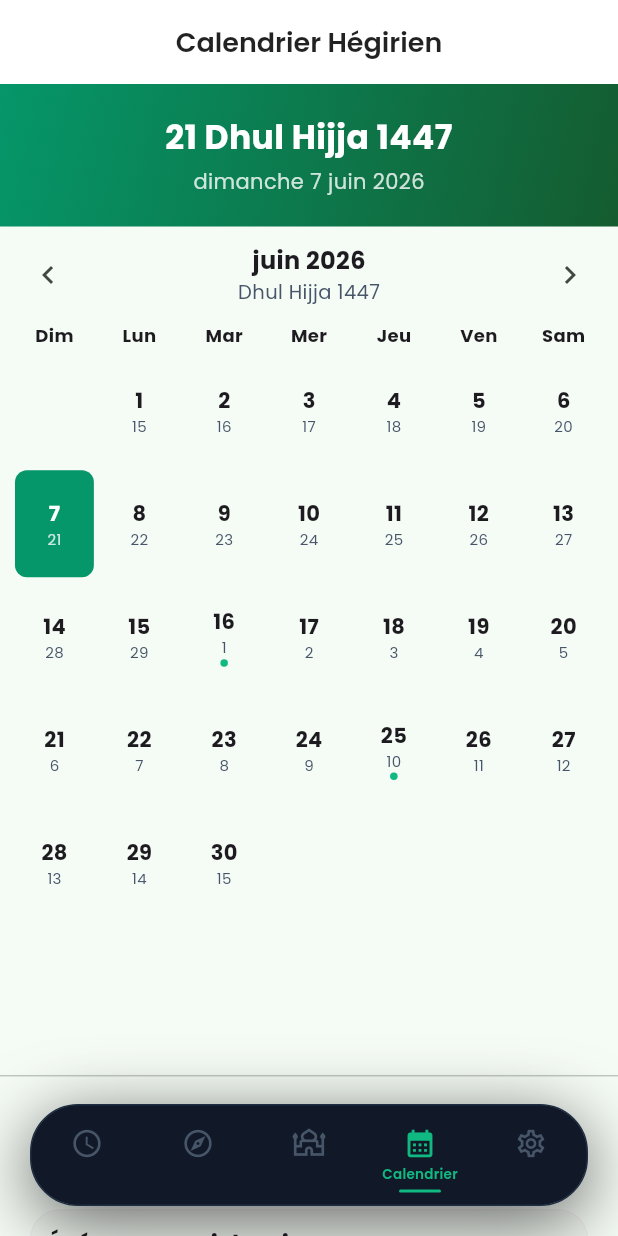
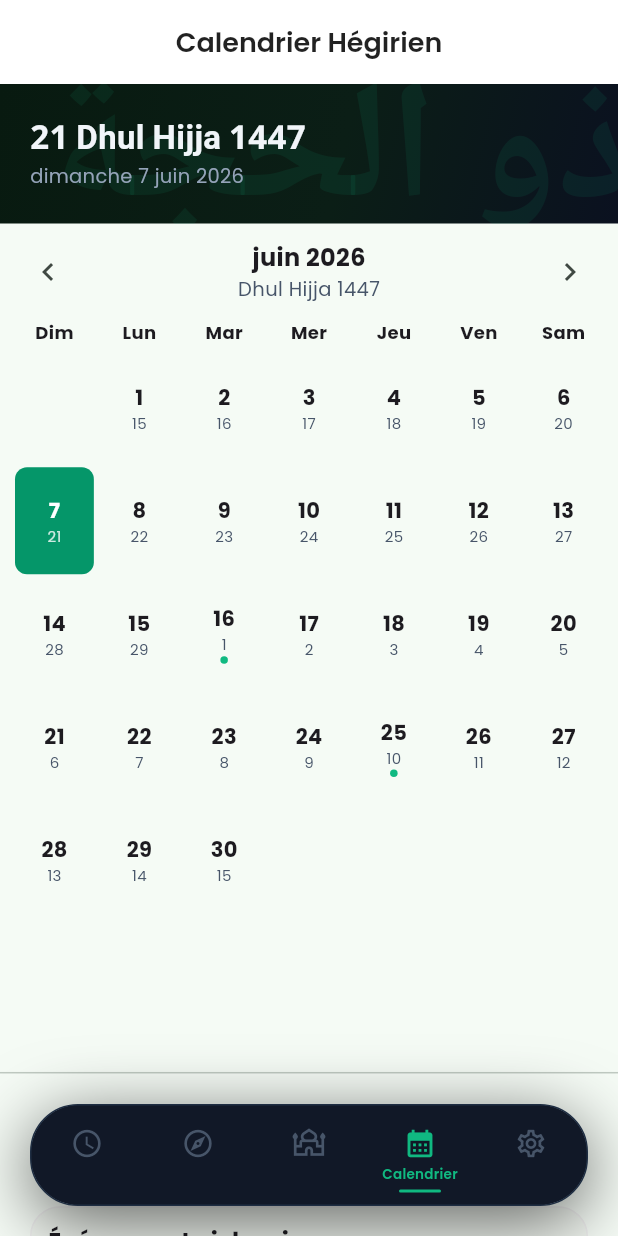
Before and after one commit to Curry-976/salah, a Flutter app: the screen it shows after launch, item 4 of the bottom bar chosen, on a phone screen of 412 x 824 dp. Run offline on Flutter 3.47's test engine with Material 3 defaults, Android fonts, the phone set to English and light mode, and no system bars; drawn by our look-alikes of flutter_animate; our stand-ins replace adhan, flutter_compass, flutter_local_notifications, flutter_map, geocoding, geolocator and 4 more; missing offline and left inert: flutter_qiblah; network calls fail; statements that could not run were skipped.

Commit message:
feat: calendar header — watermark typographique du mois hégirien en arabe

```diff
--- a/lib/screens/calendar_screen.dart
+++ b/lib/screens/calendar_screen.dart
@@ -1,4 +1,5 @@
 import 'package:flutter/material.dart';
+import 'package:flutter_animate/flutter_animate.dart';
 import 'package:intl/intl.dart';
 import '../utils/hijri_converter.dart';
 import '../utils/theme.dart';
@@ -67,29 +68,62 @@ class _HijriHeader extends StatelessWidget {
   Widget build(BuildContext context) {
     return Container(
       width: double.infinity,
-      padding: const EdgeInsets.symmetric(vertical: 20, horizontal: 16),
+      clipBehavior: Clip.hardEdge,
       decoration: const BoxDecoration(
         gradient: LinearGradient(
-          colors: [AppColors.green, Color(0xFF145C30)],
+          colors: [Color(0xFF081A10), Color(0xFF0B1E16), AppColors.bgDark],
           begin: Alignment.topLeft,
           end: Alignment.bottomRight,
+          stops: [0.0, 0.55, 1.0],
         ),
       ),
+      child: Stack(
+        children: [
+          // Watermark: Arabic month name, large, low-opacity, clipped at top-right
+          Positioned(
+            right: -8,
+            top: -10,
+            child: Text(
+              hijri.arabicMonthName,
+              style: AppFonts.arabic(
+                color: AppColors.greenLight.withOpacity(0.09),
+                fontSize: 112,
+                fontWeight: FontWeight.bold,
+                height: 1,
+              ),
+              textDirection: TextDirection.rtl,
+            ).animate().fadeIn(duration: 700.ms, curve: Curves.easeOut),
+          ),
+          // Content
+          Padding(
+            padding: const EdgeInsets.fromLTRB(20, 22, 20, 22),
             child: Column(
+              crossAxisAlignment: CrossAxisAlignment.start,
               children: [
                 Text(
                   hijri.format(),
-            style: const TextStyle(
-              color: Colors.white,
+                  style: AppFonts.arabic(
+                    color: AppColors.textPrimary,
                     fontSize: 22,
-              fontWeight: FontWeight.bold,
+                    fontWeight: FontWeight.w600,
+                    height: 1.1,
                   ),
-            textAlign: TextAlign.center,
-          ),
-          const SizedBox(height: 4),
+                  textDirection: TextDirection.rtl,
+                )
+                    .animate()
+                    .fadeIn(duration: 400.ms, delay: 60.ms)
+                    .slideX(begin: -0.04, end: 0, duration: 400.ms, delay: 60.ms),
+                const SizedBox(height: 5),
                 Text(
                   DateFormat('EEEE d MMMM yyyy', 'fr_FR').format(DateTime.now()),
-            style: TextStyle(color: Colors.white.withOpacity(0.8)),
+                  style: const TextStyle(
+                    color: AppColors.textSecondary,
+                    fontSize: 13,
+                    letterSpacing: 0.2,
+                  ),
+                ).animate().fadeIn(duration: 400.ms, delay: 130.ms),
+              ],
+            ),
           ),
         ],
       ),
--- a/lib/utils/hijri_converter.dart
+++ b/lib/utils/hijri_converter.dart
@@ -15,7 +15,14 @@ class HijriDate {
     'Ramadan', 'Chawwal', "Dhul Qi'da", 'Dhul Hijja',
   ];
 
+  static const _arabicMonthNames = [
+    'محرم', 'صفر', 'ربيع الأول', 'ربيع الثاني',
+    'جمادى الأولى', 'جمادى الآخرة', 'رجب', 'شعبان',
+    'رمضان', 'شوال', 'ذو القعدة', 'ذو الحجة',
+  ];
+
   String get monthName => _monthNames[month - 1];
+  String get arabicMonthName => _arabicMonthNames[month - 1];
 
   String format() => '$day $monthName $year';
   String formatMonthYear() => '$monthName $year';
```
Lines whose indentation alone changed are shown as unchanged.
